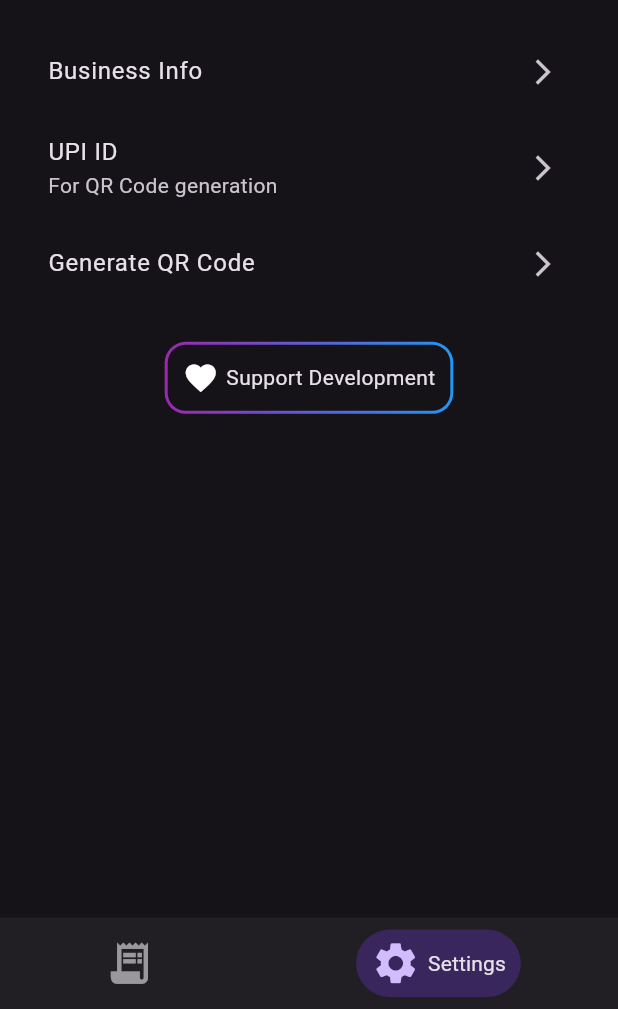
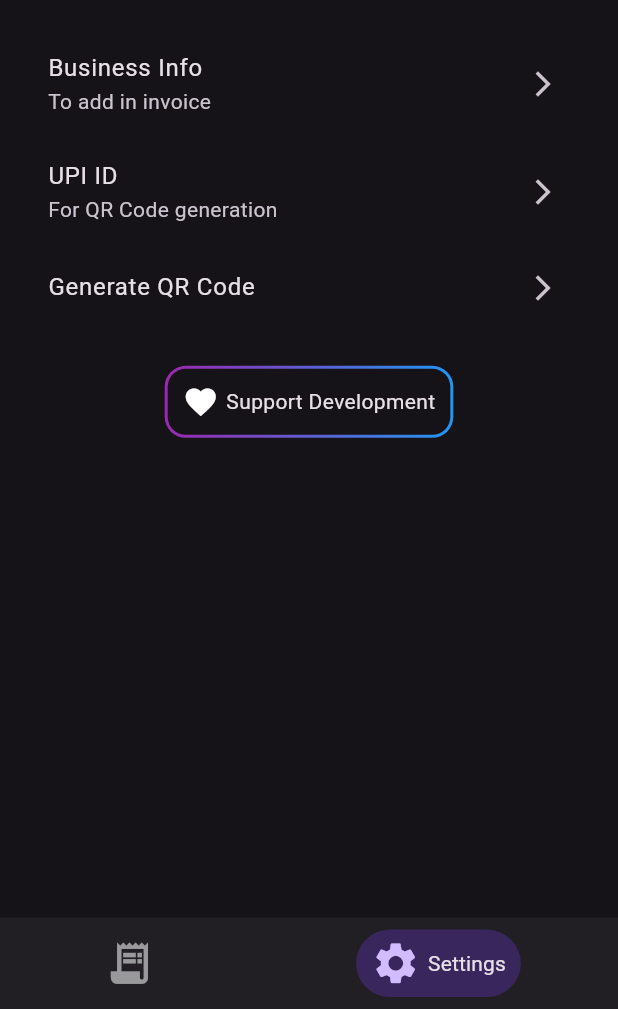
Before and after one commit to hkumar23/invoiceowl, a Flutter app: the screen it shows after launch, on a phone screen of 412 x 824 dp, the part 227-1236 px from its top. Run offline on Flutter 3.47's test engine with Material 3 defaults, Android fonts, the phone set to English and light mode, and no system bars; our stand-ins replace bloc, connectivity_plus, device_info_plus, flutter_bloc, hive, hive_flutter and 5 more; accounts and stored records are empty.

Commit message:
refactor changes

```diff
--- a/lib/presentation/screens/settings/settings_screen.dart
+++ b/lib/presentation/screens/settings/settings_screen.dart
@@ -131,6 +131,7 @@ class SettingsScreen extends StatelessWidget {
               const SizedBox(height: 20),
               ListTile(
                 title: const Text('Business Info'),
+                subtitle: const Text('To add in invoice'),
                 trailing: const Icon(
                   Icons.arrow_forward_ios,
                   size: 20,
--- a/lib/presentation/widgets/billing_components/generate_pdf.dart
+++ b/lib/presentation/widgets/billing_components/generate_pdf.dart
@@ -286,7 +286,7 @@ abstract class GeneratePdf {
               ),
 
               headerDecoration: const pw.BoxDecoration(
-                color: PdfColors.teal, // Header background color
+                color: PdfColors.blueGrey, // Header background color
               ),
               border: pw.TableBorder.all(
                 width: 1,
```
